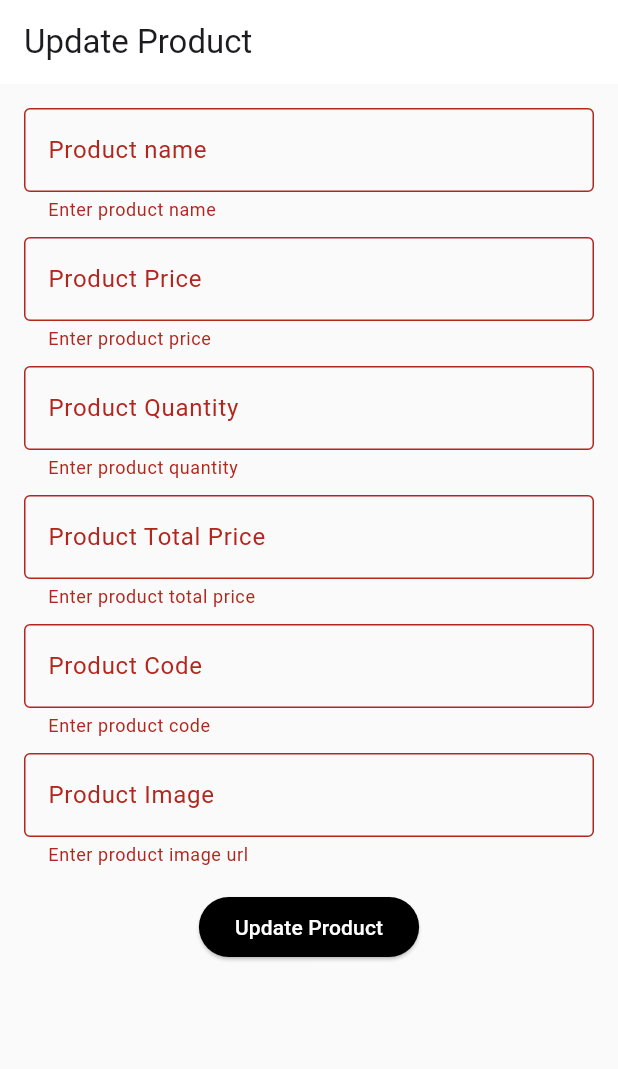
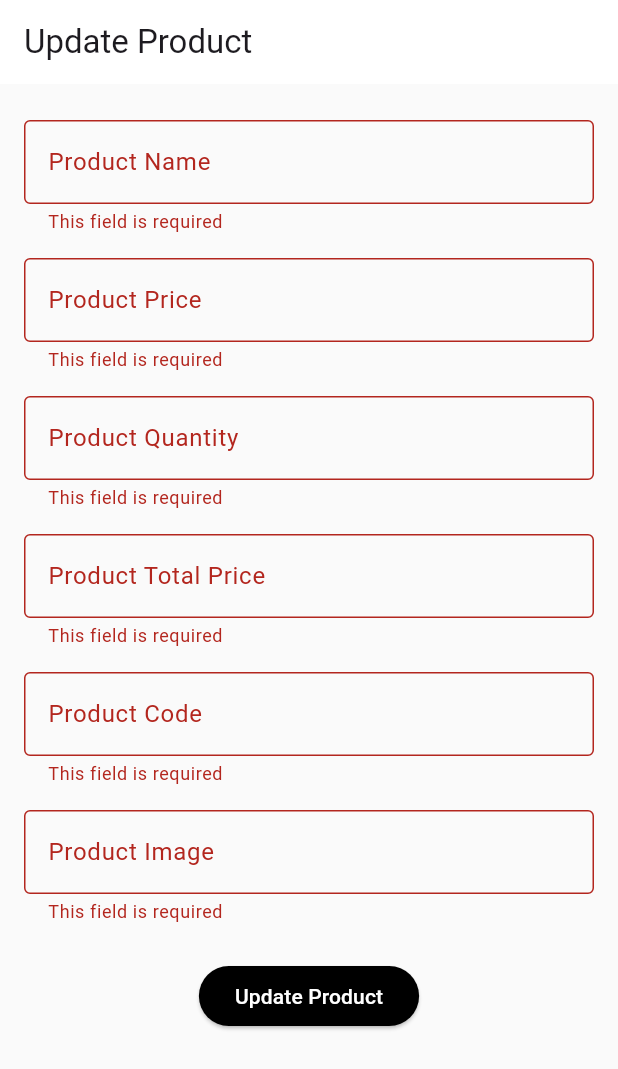
Before and after one commit to siraajul/crud, a Flutter app: the UpdateProductScreen screen opened directly with empty values, after a tap on "Update Product", on a phone screen of 412 x 824 dp. Shown: the top 1069 px of the screen. Run offline on Flutter 3.47's test engine with Material 3 defaults, Android fonts, the phone set to English and light mode, and no system bars; our stand-ins replace shimmer; network calls fail.

```diff
--- a/lib/ui/screens/update_product_screen.dart
+++ b/lib/ui/screens/update_product_screen.dart
@@ -1,40 +1,89 @@
-import 'dart:convert';
-
-import 'package:crud/ui/model/product.dart';
 import 'package:flutter/material.dart';
-import 'package:http/http.dart';
+import '../../service/product_service.dart';
+import '../model/product.dart';
 
 class UpdateProductScreen extends StatefulWidget {
-  static String name = '/update_product_screen';
+  static const String name = '/update_product_screen';
   final Product product;
 
-  const UpdateProductScreen({super.key, required this.product});
+  const UpdateProductScreen({Key? key, required this.product}) : super(key: key);
 
   @override
   State<UpdateProductScreen> createState() => _UpdateProductScreenState();
 }
 
 class _UpdateProductScreenState extends State<UpdateProductScreen> {
-  final TextEditingController _nameTEController = TextEditingController();
-  final TextEditingController _priceTEController = TextEditingController();
-  final TextEditingController _totalPriceTEController = TextEditingController();
-  final TextEditingController _quantityTEController = TextEditingController();
-  final TextEditingController _imageTEController = TextEditingController();
-  final TextEditingController _codeTEController = TextEditingController();
+  // Controllers
+  late final Map<String, TextEditingController> _controllers;
 
+  // Service
+  final ProductService _productService = ProductService();
+
+  // Form Key
   final GlobalKey<FormState> _formKey = GlobalKey<FormState>();
 
-  bool _updateProductInProgress = false;
+  // State
+  bool _isLoading = false;
 
   @override
   void initState() {
     super.initState();
-    _nameTEController.text = widget.product.productName ?? '';
-    _priceTEController.text = widget.product.unitPrice ?? '';
-    _totalPriceTEController.text = widget.product.totalPrice ?? '';
-    _quantityTEController.text = widget.product.quantity ?? '';
-    _imageTEController.text = widget.product.image ?? '';
-    _codeTEController.text = widget.product.productCode ?? '';
+
+    // Initialize controllers with existing product data
+    _controllers = {
+      'name': TextEditingController(text: widget.product.productName ?? ''),
+      'price': TextEditingController(text: widget.product.unitPrice ?? ''),
+      'totalPrice': TextEditingController(text: widget.product.totalPrice ?? ''),
+      'quantity': TextEditingController(text: widget.product.quantity ?? ''),
+      'image': TextEditingController(text: widget.product.image ?? ''),
+      'code': TextEditingController(text: widget.product.productCode ?? ''),
+    };
+  }
+
+  @override
+  void dispose() {
+    // Dispose all controllers
+    _controllers.forEach((key, controller) => controller.dispose());
+    super.dispose();
+  }
+
+  void _updateProduct() async {
+    if (!_formKey.currentState!.validate()) return;
+
+    setState(() {
+      _isLoading = true;
+    });
+
+    final productData = {
+      "Img": _controllers['image']!.text.trim(),
+      "ProductCode": _controllers['code']!.text.trim(),
+      "ProductName": _controllers['name']!.text.trim(),
+      "Qty": _controllers['quantity']!.text.trim(),
+      "TotalPrice": _controllers['totalPrice']!.text.trim(),
+      "UnitPrice": _controllers['price']!.text.trim()
+    };
+
+    final success = await _productService.updateProduct(widget.product.id ?? '', productData);
+
+    setState(() {
+      _isLoading = false;
+    });
+
+    if (success) {
+      _showSnackBar('Product updated successfully', isError: false);
+      Navigator.pop(context, true);
+    } else {
+      _showSnackBar('Failed to update product', isError: true);
+    }
+  }
+
+  void _showSnackBar(String message, {bool isError = false}) {
+    ScaffoldMessenger.of(context).showSnackBar(
+      SnackBar(
+        content: Text(message),
+        backgroundColor: isError ? Colors.red : Colors.green,
+      ),
+    );
   }
 
   @override
@@ -42,7 +91,7 @@ class _UpdateProductScreenState extends State<UpdateProductScreen> {
     return Scaffold(
       backgroundColor: Colors.grey.shade50,
       appBar: AppBar(
-        title: Text('Update Product'),
+        title: const Text('Update Product'),
         backgroundColor: Colors.white,
       ),
       body: SingleChildScrollView(
@@ -59,174 +108,86 @@ class _UpdateProductScreenState extends State<UpdateProductScreen> {
       key: _formKey,
       child: Column(
         children: [
-          TextFormField(
-            controller: _nameTEController,
-            autovalidateMode: AutovalidateMode.onUserInteraction,
-            decoration: const InputDecoration(
-                border: OutlineInputBorder(),
-                hintText: 'Name',
-                labelText: 'Product name'),
-            validator: (String? value) {
-              if (value?.trim().isEmpty ?? true) {
-                return 'Enter product name';
-              }
-              return null;
-            },
+          _buildTextField(
+            controller: _controllers['name']!,
+            label: 'Product Name',
+            hint: 'Name',
+            validator: _validateRequired,
           ),
-          const SizedBox(
-            height: 10,
+          _buildTextField(
+            controller: _controllers['price']!,
+            label: 'Product Price',
+            hint: 'Price',
+            validator: _validateRequired,
           ),
-          TextFormField(
-            controller: _priceTEController,
-            autovalidateMode: AutovalidateMode.onUserInteraction,
-            decoration: const InputDecoration(
-                border: OutlineInputBorder(),
-                hintText: 'Price',
-                labelText: 'Product Price'),
-            validator: (String? value) {
-              if (value?.trim().isEmpty ?? true) {
-                return 'Enter product price';
-              }
-              return null;
-            },
+          _buildTextField(
+            controller: _controllers['quantity']!,
+            label: 'Product Quantity',
+            hint: 'Quantity',
+            validator: _validateRequired,
           ),
-          const SizedBox(
-            height: 10,
+          _buildTextField(
+            controller: _controllers['totalPrice']!,
+            label: 'Product Total Price',
+            hint: 'Total Price',
+            validator: _validateRequired,
           ),
-          TextFormField(
-            controller: _quantityTEController,
-            autovalidateMode: AutovalidateMode.onUserInteraction,
-            decoration: const InputDecoration(
-                border: OutlineInputBorder(),
-                hintText: 'Quantity',
-                labelText: 'Product Quantity'),
-            validator: (String? value) {
-              if (value?.trim().isEmpty ?? true) {
-                return 'Enter product quantity';
-              }
-              return null;
-            },
+          _buildTextField(
+            controller: _controllers['code']!,
+            label: 'Product Code',
+            hint: 'Code',
+            validator: _validateRequired,
           ),
-          const SizedBox(
-            height: 10,
-          ),
-          TextFormField(
-            controller: _totalPriceTEController,
-            autovalidateMode: AutovalidateMode.onUserInteraction,
-            decoration: const InputDecoration(
-                border: OutlineInputBorder(),
-                hintText: 'Total price',
-                labelText: 'Product Total Price'),
-            validator: (String? value) {
-              if (value?.trim().isEmpty ?? true) {
-                return 'Enter product total price';
-              }
-              return null;
-            },
-          ),
-          const SizedBox(
-            height: 10,
-          ),
-          TextFormField(
-            controller: _codeTEController,
-            autovalidateMode: AutovalidateMode.onUserInteraction,
-            decoration: const InputDecoration(
-                border: OutlineInputBorder(),
-                hintText: 'Code',
-                labelText: 'Product Code'),
-            validator: (String? value) {
-              if (value?.trim().isEmpty ?? true) {
-                return 'Enter product code';
-              }
-              return null;
-            },
-          ),
-          const SizedBox(
-            height: 10,
-          ),
-          TextFormField(
-            controller: _imageTEController,
-            autovalidateMode: AutovalidateMode.onUserInteraction,
-            decoration: const InputDecoration(
-                border: OutlineInputBorder(),
-                hintText: 'Image url',
-                labelText: 'Product Image'),
-            validator: (String? value) {
-              if (value?.trim().isEmpty ?? true) {
-                return 'Enter product image url';
-              }
-              return null;
-            },
+          _buildTextField(
+            controller: _controllers['image']!,
+            label: 'Product Image',
+            hint: 'Image URL',
+            validator: _validateRequired,
           ),
           const SizedBox(height: 16),
-          Visibility(
-            visible: _updateProductInProgress == false,
-            replacement: const Center(
-              child: CircularProgressIndicator(),
-            ),
-            child: ElevatedButton(
-              onPressed: () {
-                if (_formKey.currentState!.validate()) {
-                  _updateProduct();
-                }
-              },
-              style: ElevatedButton.styleFrom(backgroundColor: Colors.black),
-              child: const Text(
-                'Update Product',
-                style: TextStyle(color: Colors.white),
-              ),
-            ),
-          )
+          _buildSubmitButton(),
         ],
       ),
     );
   }
 
-  Future<void> _updateProduct() async {
-    _updateProductInProgress = true;
-    setState(() {});
-    Uri uri = Uri.parse(
-        'https://crud.teamrabbil.com/api/v1/UpdateProduct/${widget.product.id}');
-
-    Map<String, dynamic> requestBody = {
-      "Img": _imageTEController.text.trim(),
-      "ProductCode": _codeTEController.text.trim(),
-      "ProductName": _nameTEController.text.trim(),
-      "Qty": _quantityTEController.text.trim(),
-      "TotalPrice": _totalPriceTEController.text.trim(),
-      "UnitPrice": _priceTEController.text.trim()
-    };
-
-    Response response = await post(
-      uri,
-      headers: {'Content-type': 'application/json'},
-      body: jsonEncode(requestBody),
+  Widget _buildTextField({
+    required TextEditingController controller,
+    required String label,
+    required String hint,
+    required String? Function(String?) validator,
+  }) {
+    return Padding(
+      padding: const EdgeInsets.symmetric(vertical: 8.0),
+      child: TextFormField(
+        controller: controller,
+        autovalidateMode: AutovalidateMode.onUserInteraction,
+        decoration: InputDecoration(
+          border: const OutlineInputBorder(),
+          hintText: hint,
+          labelText: label,
+        ),
+        validator: validator,
+      ),
     );
-    _updateProductInProgress = false;
-    setState(() {});
-    if (response.statusCode == 200) {
-      ScaffoldMessenger.of(context).showSnackBar(
-        const SnackBar(
-          content: Text('Product has been updated!'),
-        ),
-      );
-    } else {
-      ScaffoldMessenger.of(context).showSnackBar(
-        const SnackBar(
-          content: Text('Product update failed! Try again.'),
-        ),
-      );
-    }
   }
 
-  @override
-  void dispose() {
-    _nameTEController.dispose();
-    _codeTEController.dispose();
-    _priceTEController.dispose();
-    _totalPriceTEController.dispose();
-    _imageTEController.dispose();
-    _quantityTEController.dispose();
-    super.dispose();
+  Widget _buildSubmitButton() {
+    if (_isLoading) {
+      return const Center(child: CircularProgressIndicator());
+    }
+
+    return ElevatedButton(
+      onPressed: _updateProduct,
+      style: ElevatedButton.styleFrom(backgroundColor: Colors.black),
+      child: const Text(
+        'Update Product',
+        style: TextStyle(color: Colors.white),
+      ),
+    );
+  }
+
+  String? _validateRequired(String? value) {
+    return (value?.trim().isEmpty ?? true) ? 'This field is required' : null;
   }
 }
```
